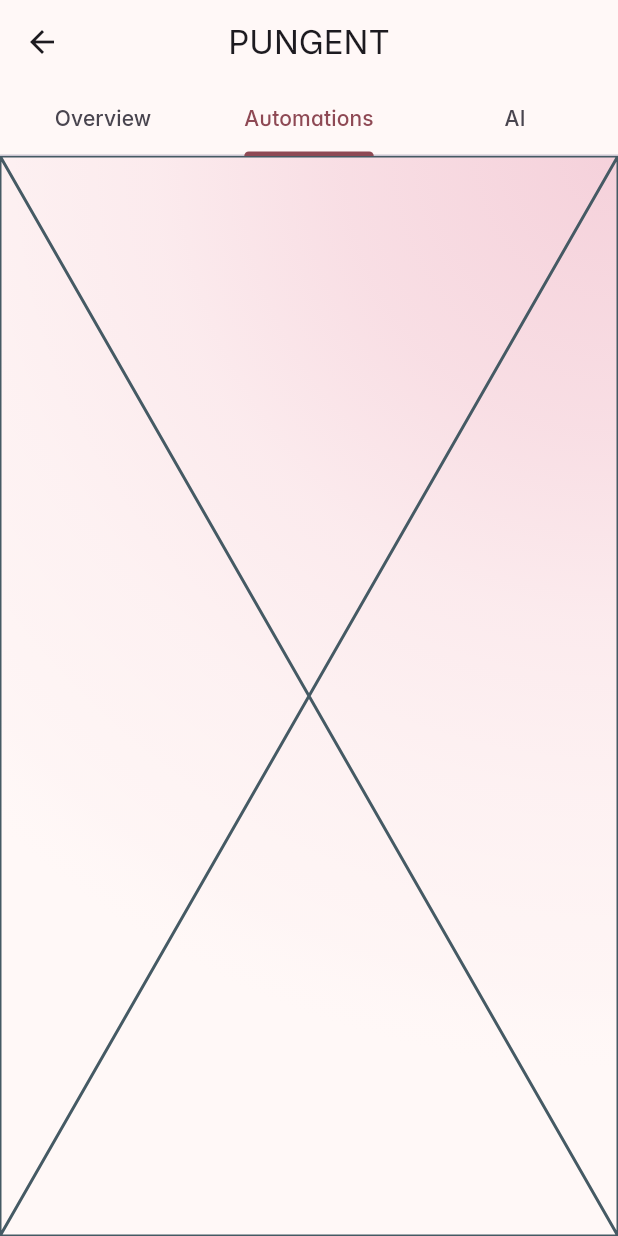
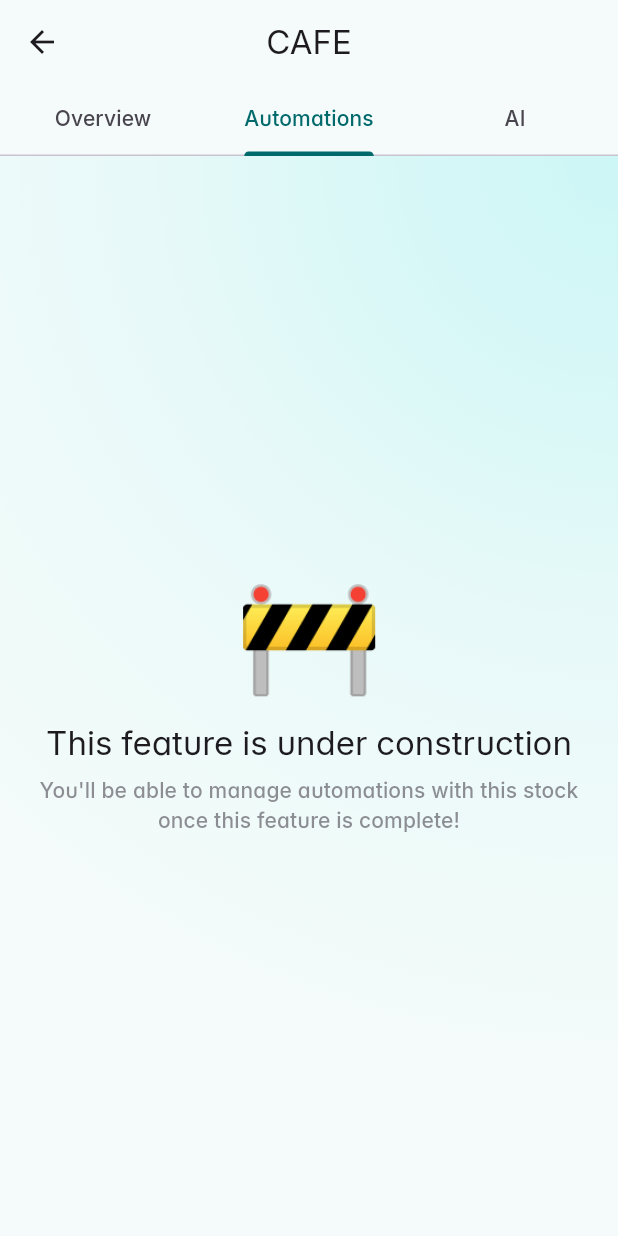
Before and after one commit to NgDK27/atomstock, a Flutter app: the StockDetails screen opened directly, tab 2 chosen, on a phone screen of 412 x 824 dp. Run offline on Flutter 3.47's test engine with Material 3 defaults, Android fonts, the phone set to English and light mode, and no system bars; drawn by our look-alikes of dynamic_color, flutter_platform_widgets; our stand-ins replace carousel_slider, fl_chart, flutter_hooks, flutter_markdown, flutter_riverpod, flutter_svg and 4 more; missing offline and left inert: prevent_orphan_text, story, svg_path_parser.

Commit message:
Charts MVP

```diff
--- /dev/null
+++ b/lib/domain/models/stock/exchange_model.dart
@@ -0,0 +1,25 @@
+import 'package:flutter/foundation.dart';
+import 'package:freezed_annotation/freezed_annotation.dart';
+
+part 'exchange_model.freezed.dart';
+part 'exchange_model.g.dart';
+
+
+@freezed
+class ExchangeModel with _$ExchangeModel {
+  factory ExchangeModel({
+    required final String id,
+    required final String symbol,
+    required final String name,
+  }) = _ExchangeModel;
+
+  const ExchangeModel._();
+
+  factory ExchangeModel.fromJson(Map<String, dynamic> json) => _$ExchangeModelFromJson(json);
+
+  factory ExchangeModel.hose() => ExchangeModel(
+    id: 'exchange-hose',
+    symbol: "HOSE",
+    name: 'Ho Chi Minh Stock Exchange',
+  );
+}
--- a/lib/domain/models/stock/stock_model.dart
+++ b/lib/domain/models/stock/stock_model.dart
@@ -1,5 +1,7 @@
 import 'package:flutter/foundation.dart';
 import 'package:freezed_annotation/freezed_annotation.dart';
+import 'package:oppenhomies/domain/models/stock/exchange_model.dart';
+import 'package:oppenhomies/domain/models/stock/stock_price_points.dart';
 
 part 'stock_model.freezed.dart';
 part 'stock_model.g.dart';
@@ -7,10 +9,9 @@ part 'stock_model.g.dart';
 @unfreezed
 class StockModel with _$StockModel {
   factory StockModel({
-    // TODO: Add 'market this stock belongs to'
     required final String id,
     required final String name,
-    required final String ticker,
+    required final String symbol,
     required double currentPrice,
     required double priceChange,
     required double percentChange,
@@ -22,6 +23,8 @@ class StockModel with _$StockModel {
     double? close,
     double? high,
     double? low,
+    ExchangeModel? exchange,
+    StockPricePoints? pricePoints,
   }) = _StockModel;
 
   const StockModel._();
@@ -31,7 +34,7 @@ class StockModel with _$StockModel {
   factory StockModel.sample() => StockModel(
     id: 'stock-001',
     name: 'Phở Stock Exchange',
-    ticker: 'PHO',
+    symbol: 'PHO',
     currentPrice: 58310000,
     priceChange: 24000,
     percentChange: 1.93,
@@ -40,7 +43,7 @@ class StockModel with _$StockModel {
   factory StockModel.positiveSample() => StockModel(
     id: 'stock-002',
     name: 'Bánh Mì Bonanza',
-    ticker: 'BMI',
+    symbol: 'BMI',
     currentPrice: 458000000,
     priceChange: 23000000,
     percentChange: 5.28,
@@ -49,7 +52,7 @@ class StockModel with _$StockModel {
   factory StockModel.negativeSample() => StockModel(
     id: 'stock-003',
     name: 'Durian Derivatives',
-    ticker: 'PUNGENT',
+    symbol: 'PUNGENT',
     currentPrice: 115000000,
     priceChange: -11500000,
     percentChange: -9.09,
@@ -58,7 +61,7 @@ class StockModel with _$StockModel {
   factory StockModel.detailedSample() => StockModel(
     id: 'stock-004',
     name: 'Cà Phê Sữa Đá Tech',
-    ticker: 'CAFE',
+    symbol: 'CAFE',
     currentPrice: 186000,
     priceChange: 8000,
     percentChange: 4.49,
@@ -70,6 +73,8 @@ class StockModel with _$StockModel {
     close: 186000,
     high: 187000,
     low: 177000,
+    exchange: ExchangeModel.hose(),
+    pricePoints: StockPricePoints.sample(),
   );
 
   Map<String, double?> get detailFields {
--- a/lib/domain/models/stock/stock_price_point.dart
+++ b/lib/domain/models/stock/stock_price_point.dart
@@ -1,6 +1,7 @@
 import 'package:freezed_annotation/freezed_annotation.dart';
 
 part 'stock_price_point.freezed.dart';
+part 'stock_price_point.g.dart';
 
 @freezed
 class StockPricePoint with _$StockPricePoint {
@@ -8,4 +9,6 @@ class StockPricePoint with _$StockPricePoint {
     required DateTime timestamp,
     required double price,
   }) = _StockPricePoint;
+
+  factory StockPricePoint.fromJson(Map<String, dynamic> json) => _$StockPricePointFromJson(json);
 }
--- a/lib/domain/models/stock/stock_price_points.dart
+++ b/lib/domain/models/stock/stock_price_points.dart
@@ -4,6 +4,7 @@ import 'package:freezed_annotation/freezed_annotation.dart';
 import 'stock_price_point.dart';
 
 part 'stock_price_points.freezed.dart';
+part 'stock_price_points.g.dart';
 
 @freezed
 class StockPricePoints with _$StockPricePoints {
@@ -12,6 +13,8 @@ class StockPricePoints with _$StockPricePoints {
   const factory StockPricePoints({
     @Default([]) List<StockPricePoint> points,
   }) = _StockPricePoints;
+
+  factory StockPricePoints.fromJson(Map<String, dynamic> json) => _$StockPricePointsFromJson(json);
 
   // TODO: Query backend for data spots
 
--- /dev/null
+++ b/lib/pages/market/stock_details/screens/stock_details_automation.dart
@@ -0,0 +1,41 @@
+import 'package:flutter/cupertino.dart';
+import 'package:oppenhomies/styles/colors.dart';
+import 'package:oppenhomies/styles/spacings.dart';
+import 'package:oppenhomies/styles/text.dart';
+
+class StockDetailsAutomation extends StatelessWidget {
+  const StockDetailsAutomation({super.key});
+
+  @override
+  Widget build(BuildContext context) {
+    return  Padding(
+        padding: EdgeInsets.symmetric(horizontal: OpSpacing.lg),
+        child: Column(
+          mainAxisAlignment: MainAxisAlignment.center,
+          children: [
+            Text(
+              '🚧',
+              style: OpTextStyle.display(context)?.copyWith(fontSize: 80),
+            ),
+            SizedBox(
+              height: OpSpacing.sm,
+            ),
+            Text(
+              "This feature is under construction",
+              style: OpTextStyle.titleLarge(context),
+            ),
+            SizedBox(
+              height: OpSpacing.xs,
+            ),
+            Text(
+              "You'll be able to manage automations with this stock once this feature is complete!",
+              style: OpTextStyle.labelLarge(context)
+                  ?.copyWith(color: OpDynamicColor.onSurfaceVariant(context)),
+              textAlign: TextAlign.center,
+            ),
+          ],
+        ),
+
+    );
+  }
+}
--- a/lib/pages/market/stock_details/screens/stock_details_tab_scaffold.dart
+++ b/lib/pages/market/stock_details/screens/stock_details_tab_scaffold.dart
@@ -8,6 +8,8 @@ import 'package:flutter_platform_widgets/flutter_platform_widgets.dart';
 import 'package:hooks_riverpod/hooks_riverpod.dart';
 import 'package:oppenhomies/domain/models/stock/stock_model.dart';
 import 'package:oppenhomies/pages/market/stock_details/models/stock_details_tab_destinations.dart';
+import 'package:oppenhomies/pages/market/stock_details/screens/stock_details_ai.dart';
+import 'package:oppenhomies/pages/market/stock_details/screens/stock_details_automation.dart';
 import 'package:oppenhomies/pages/market/stock_details/screens/stock_details_overview.dart';
 import 'package:oppenhomies/styles/colors.dart';
 import 'package:oppenhomies/styles/spacings.dart';
@@ -20,8 +22,8 @@ class StockDetails extends HookConsumerWidget {
 
   @override
   Widget build(BuildContext context, WidgetRef ref) {
-    // Stock
-    final stock = StockModel.negativeSample();
+    // Stock data
+    final stock = StockModel.detailedSample();
 
     // Coloring based on change
     final accentColor =
@@ -84,7 +86,7 @@ class StockDetails extends HookConsumerWidget {
       material: (_, __) =>
           MaterialScaffoldData(backgroundColor: accentColorScheme.surface),
       appBar: PlatformAppBar(
-        title: Text(stock.ticker),
+        title: Text(stock.symbol),
         material: (_, __) => MaterialAppBarData(
           centerTitle: true,
           backgroundColor: accentColorScheme.surface,
@@ -130,8 +132,9 @@ class StockDetails extends HookConsumerWidget {
                     case DetailsTabDestinations.overview:
                       return StockDetailsOverview(stock: stock);
                     case DetailsTabDestinations.automations:
+                      return StockDetailsAutomation();
                     case DetailsTabDestinations.ai:
-                      return const Placeholder();
+                      return StockDetailsAi();
                   }
                 }).toList(),
               ),
--- a/lib/styles/text.dart
+++ b/lib/styles/text.dart
@@ -86,7 +86,7 @@ class OpTextStyle {
     context,
     material: (data) => data.textTheme.labelSmall,
     cupertino: (data) => data.textTheme.tabLabelTextStyle.copyWith(
-      fontSize: (data.textTheme.tabLabelTextStyle.fontSize ?? 10) * 1.3,
+      fontSize: (data.textTheme.tabLabelTextStyle.fontSize ?? 10) * 1.1,
     ),
   );
 
@@ -94,7 +94,7 @@ class OpTextStyle {
     context,
     material: (data) => data.textTheme.labelMedium,
     cupertino: (data) => data.textTheme.tabLabelTextStyle.copyWith(
-      fontSize: (data.textTheme.tabLabelTextStyle.fontSize ?? 10) * 1.1,
+      fontSize: (data.textTheme.tabLabelTextStyle.fontSize ?? 10) * 1.3,
       letterSpacing: 0.8,
     ),
   );
--- a/lib/widgets/list_tiles/stock_list_tile.dart
+++ b/lib/widgets/list_tiles/stock_list_tile.dart
@@ -36,7 +36,7 @@ class StockListTile extends HookWidget {
 
     return PlatformListTile(
       onTap: () => navigateDetails(context: context),
-      title: Text(stock.ticker.toUpperCase(), style: titleStyle),
+      title: Text(stock.symbol.toUpperCase(), style: titleStyle),
       subtitle: Text(stock.name, style: subtitleStyle),
       trailing: Column(
         mainAxisAlignment: MainAxisAlignment.center,
```
Also changed, not shown: lib/domain/models/stock/market_session.dart (added, +8 -0 lines), lib/domain/models/stock/stock_price_date_filters.dart (added, +16 -0 lines), lib/pages/market/stock_details/screens/stock_details_ai.dart (added, +40 -0 lines), lib/pages/market/stock_details/screens/stock_details_overview.dart (+81 -13 lines), lib/styles/colors.dart (+105 -34 lines), lib/widgets/charts/stock_price_chart.dart (+35 -48 lines), lib/widgets/chip/chip_base.dart (+19 -5 lines), lib/domain/models/stock/exchange_model.freezed.dart (added), lib/domain/models/stock/exchange_model.g.dart (added), lib/domain/models/stock/stock_model.freezed.dart, lib/domain/models/stock/stock_model.g.dart, lib/domain/models/stock/stock_price_point.freezed.dart, lib/domain/models/stock/stock_price_point.g.dart (added), lib/domain/models/stock/stock_price_points.freezed.dart, 1 more files.
